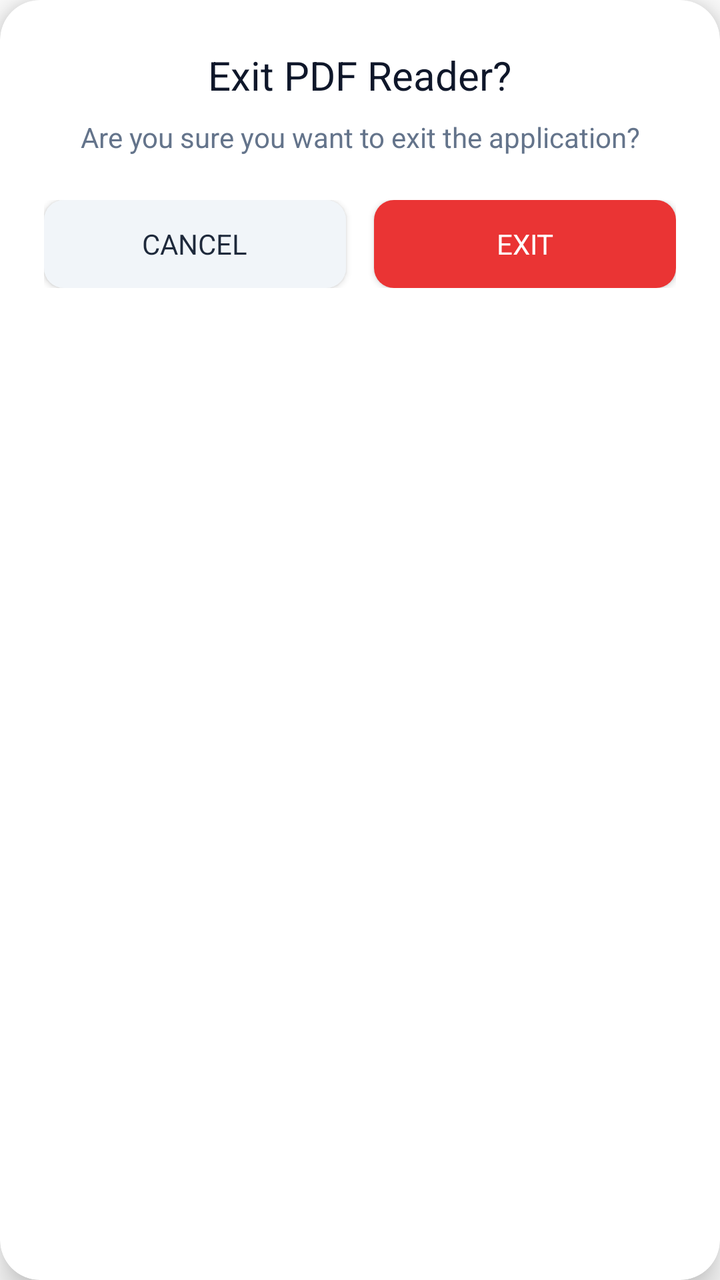
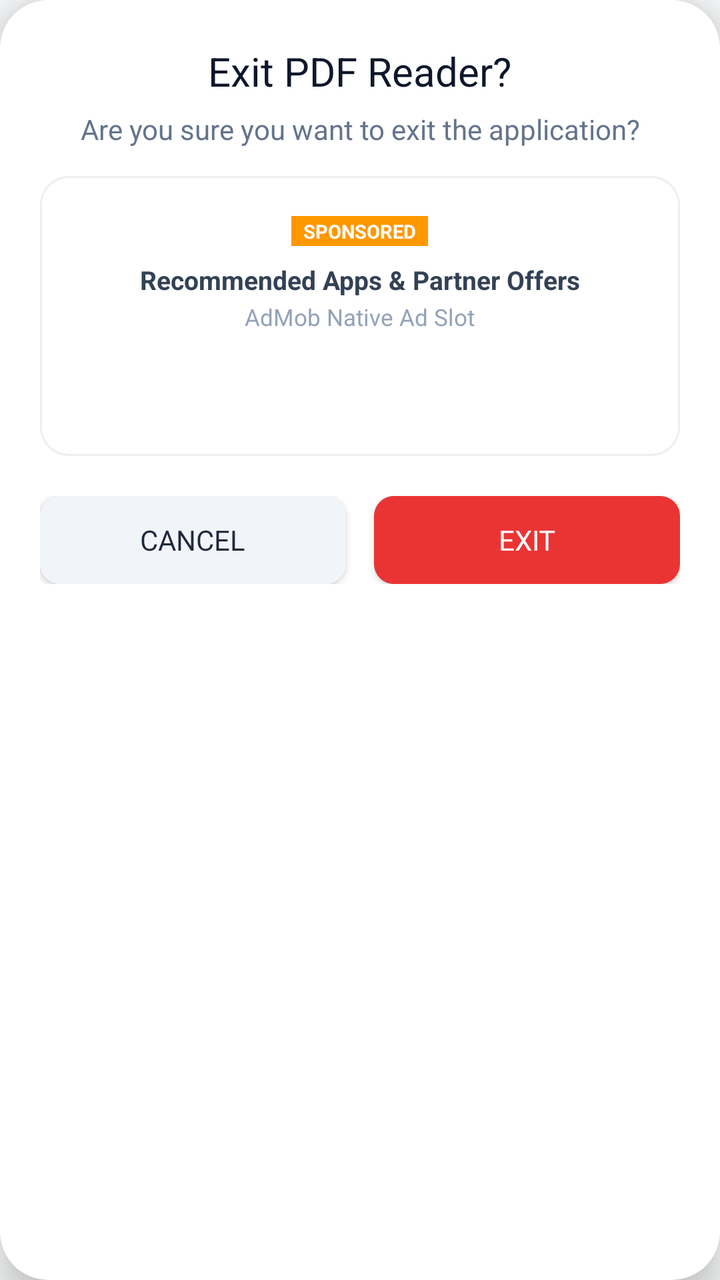

Compare the two renders of this Android layout. The source of the first and the diff that turns it into the second are given below.
<!-- AndroidManifest.xml: application theme Theme.PdfReader -->
<!-- res/layout/dialog_exit_app.xml -->
<?xml version="1.0" encoding="utf-8"?>
<com.google.android.material.card.MaterialCardView
    xmlns:android="http://schemas.android.com/apk/res/android"
    xmlns:app="http://schemas.android.com/apk/res-auto"
    android:layout_width="match_parent"
    android:layout_height="wrap_content"
    android:layout_marginHorizontal="24dp"
    app:cardBackgroundColor="@android:color/white"
    app:cardCornerRadius="20dp"
    app:cardElevation="10dp"
    app:strokeWidth="0dp">

    <LinearLayout
        android:layout_width="match_parent"
        android:layout_height="wrap_content"
        android:gravity="center_horizontal"
        android:orientation="vertical"
        android:paddingHorizontal="22dp"
        android:paddingTop="24dp"
        android:paddingBottom="22dp">

        <TextView
            android:id="@+id/tvExitTitle"
            android:layout_width="wrap_content"
            android:layout_height="wrap_content"
            android:fontFamily="sans-serif-bold"
            android:text="Exit PDF Reader?"
            android:textColor="#0F172A"
            android:textSize="20sp" />

        <TextView
            android:id="@+id/tvExitSubtitle"
            android:layout_width="match_parent"
            android:layout_height="wrap_content"
            android:layout_marginTop="8dp"
            android:gravity="center"
            android:lineSpacingExtra="2dp"
            android:text="Are you sure you want to exit the application?"
            android:textColor="#64748B"
            android:textSize="14sp" />

        
        <FrameLayout
            android:id="@+id/flExitAdContainer"
            android:layout_width="match_parent"
            android:layout_height="wrap_content"
            android:layout_marginTop="16dp"
            android:background="#F8FAFC"
            android:minHeight="100dp"
            android:visibility="gone">

            
            <TextView
                android:layout_width="wrap_content"
                android:layout_height="wrap_content"
                android:layout_gravity="center"
                android:text="Sponsored Ad Placement"
                android:textColor="#94A3B8"
                android:textSize="12sp" />
        </FrameLayout>

        
        <LinearLayout
            android:layout_width="match_parent"
            android:layout_height="wrap_content"
            android:layout_marginTop="22dp"
            android:gravity="center"
            android:orientation="horizontal">

            <androidx.appcompat.widget.AppCompatButton
                android:id="@+id/btnCancelExit"
                android:layout_width="0dp"
                android:layout_height="44dp"
                android:layout_weight="1"
                android:background="@drawable/bg_dialog_cancel_button"
                android:fontFamily="sans-serif-bold"
                android:text="CANCEL"
                android:textAllCaps="true"
                android:textColor="#1E293B"
                android:textSize="14sp" />

            <Space
                android:layout_width="14dp"
                android:layout_height="wrap_content" />

            <androidx.appcompat.widget.AppCompatButton
                android:id="@+id/btnConfirmExit"
                android:layout_width="0dp"
                android:layout_height="44dp"
                android:layout_weight="1"
                android:background="@drawable/bg_dialog_red_button"
                android:fontFamily="sans-serif-bold"
                android:text="EXIT"
                android:textAllCaps="true"
                android:textColor="@android:color/white"
                android:textSize="14sp" />
        </LinearLayout>

    </LinearLayout>

</com.google.android.material.card.MaterialCardView>
<!-- resources referenced by this layout -->
<resources>
  <!-- drawable bg_dialog_cancel_button (drawable) -->
  <?xml version="1.0" encoding="utf-8"?>
  <ripple xmlns:android="http://schemas.android.com/apk/res/android"
      android:color="#CBD5E1">
      <item>
          <shape android:shape="rectangle">
              <solid android:color="#F1F5F9" />
              <corners android:radius="10dp" />
          </shape>
      </item>
  </ripple>
  <!-- drawable bg_dialog_red_button (drawable) -->
  <?xml version="1.0" encoding="utf-8"?>
  <ripple xmlns:android="http://schemas.android.com/apk/res/android"
      android:color="#B71C1C">
      <item>
          <shape android:shape="rectangle">
              <solid android:color="@color/brand_red" />
              <corners android:radius="10dp" />
          </shape>
      </item>
  </ripple>
  <style name="Theme.PdfReader" parent="Theme.MaterialComponents.DayNight.NoActionBar">
          <item name="colorPrimary">@color/brand_red</item>
          <item name="colorPrimaryVariant">@color/brand_red_dark</item>
          <item name="colorOnPrimary">@android:color/white</item>
          <item name="colorSecondary">@color/brand_red</item>
          <item name="android:statusBarColor">@color/bg_screen</item>
          <item name="android:windowLightStatusBar">true</item>
      </style>
  <color name="brand_red">#EA3434</color>
  <color name="brand_red_dark">#D32F2F</color>
  <color name="bg_screen">#F8F9FA</color>
</resources>

<!-- the commit's change to res/layout/dialog_exit_app.xml (unified diff, before → after) -->
@@ -4,10 +4,9 @@
     xmlns:app="http://schemas.android.com/apk/res-auto"
     android:layout_width="match_parent"
     android:layout_height="wrap_content"
-    android:layout_marginHorizontal="24dp"
     app:cardBackgroundColor="@android:color/white"
-    app:cardCornerRadius="20dp"
-    app:cardElevation="10dp"
+    app:cardCornerRadius="24dp"
+    app:cardElevation="12dp"
     app:strokeWidth="0dp">
 
     <LinearLayout
@@ -15,9 +14,9 @@
         android:layout_height="wrap_content"
         android:gravity="center_horizontal"
         android:orientation="vertical"
-        android:paddingHorizontal="22dp"
-        android:paddingTop="24dp"
-        android:paddingBottom="22dp">
+        android:paddingHorizontal="20dp"
+        android:paddingTop="22dp"
+        android:paddingBottom="20dp">
 
         <TextView
             android:id="@+id/tvExitTitle"
@@ -32,7 +31,7 @@
             android:id="@+id/tvExitSubtitle"
             android:layout_width="match_parent"
             android:layout_height="wrap_content"
-            android:layout_marginTop="8dp"
+            android:layout_marginTop="6dp"
             android:gravity="center"
             android:lineSpacingExtra="2dp"
             android:text="Are you sure you want to exit the application?"
@@ -44,26 +43,53 @@
             android:id="@+id/flExitAdContainer"
             android:layout_width="match_parent"
             android:layout_height="wrap_content"
-            android:layout_marginTop="16dp"
-            android:background="#F8FAFC"
-            android:minHeight="100dp"
-            android:visibility="gone">
+            android:layout_marginTop="14dp"
+            android:background="@drawable/bg_language_card_unselected"
+            android:minHeight="140dp">
 
             
-            <TextView
-                android:layout_width="wrap_content"
+            <LinearLayout
+                android:layout_width="match_parent"
                 android:layout_height="wrap_content"
-                android:layout_gravity="center"
-                android:text="Sponsored Ad Placement"
-                android:textColor="#94A3B8"
-                android:textSize="12sp" />
+                android:gravity="center"
+                android:orientation="vertical"
+                android:paddingVertical="20dp">
+
+                <TextView
+                    android:layout_width="wrap_content"
+                    android:layout_height="wrap_content"
+                    android:background="#FF9800"
+                    android:paddingHorizontal="6dp"
+                    android:paddingVertical="1dp"
+                    android:text="SPONSORED"
+                    android:textColor="@android:color/white"
+                    android:textSize="9.5sp"
+                    android:textStyle="bold" />
+
+                <TextView
+                    android:layout_width="wrap_content"
+                    android:layout_height="wrap_content"
+                    android:layout_marginTop="8dp"
+                    android:text="Recommended Apps &amp; Partner Offers"
+                    android:textColor="#334155"
+                    android:textSize="13sp"
+                    android:textStyle="bold" />
+
+                <TextView
+                    android:layout_width="wrap_content"
+                    android:layout_height="wrap_content"
+                    android:layout_marginTop="2dp"
+                    android:text="AdMob Native Ad Slot"
+                    android:textColor="#94A3B8"
+                    android:textSize="11.5sp" />
+            </LinearLayout>
         </FrameLayout>
 
         
         <LinearLayout
             android:layout_width="match_parent"
             android:layout_height="wrap_content"
-            android:layout_marginTop="22dp"
+            android:layout_marginTop="20dp"
             android:gravity="center"
             android:orientation="horizontal">
 
<!-- resource entries referenced after the edit -->
@@ -22,6 +22,16 @@
           </shape>
       </item>
   </ripple>
+  <!-- drawable bg_language_card_unselected (drawable) -->
+  <?xml version="1.0" encoding="utf-8"?>
+  <shape xmlns:android="http://schemas.android.com/apk/res/android"
+      android:shape="rectangle">
+      <solid android:color="@color/card_bg" />
+      <corners android:radius="14dp" />
+      <stroke
+          android:width="1dp"
+          android:color="@color/card_stroke" />
+  </shape>
   <style name="Theme.PdfReader" parent="Theme.MaterialComponents.DayNight.NoActionBar">
           <item name="colorPrimary">@color/brand_red</item>
           <item name="colorPrimaryVariant">@color/brand_red_dark</item>
@@ -29,8 +39,11 @@
           <item name="colorSecondary">@color/brand_red</item>
           <item name="android:statusBarColor">@color/bg_screen</item>
           <item name="android:windowLightStatusBar">true</item>
+          <item name="android:windowBackground">@color/bg_screen</item>
       </style>
   <color name="brand_red">#EA3434</color>
+  <color name="card_bg">#FFFFFF</color>
+  <color name="card_stroke">#ECEEF0</color>
   <color name="brand_red_dark">#D32F2F</color>
   <color name="bg_screen">#F8F9FA</color>
 </resources>
